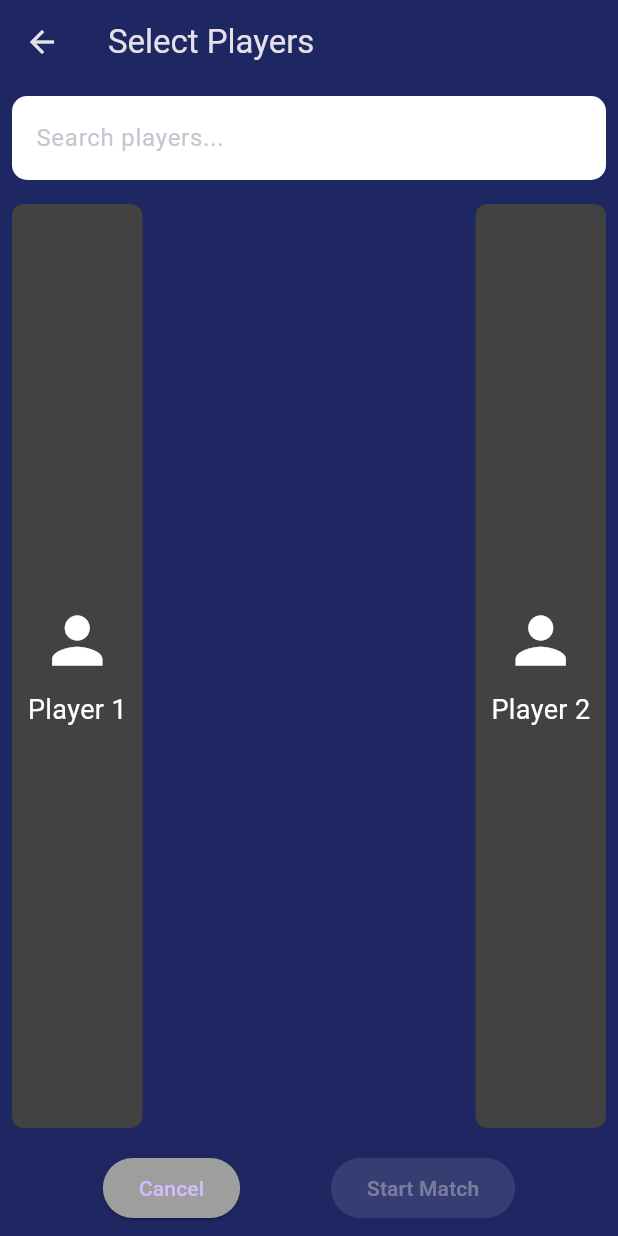
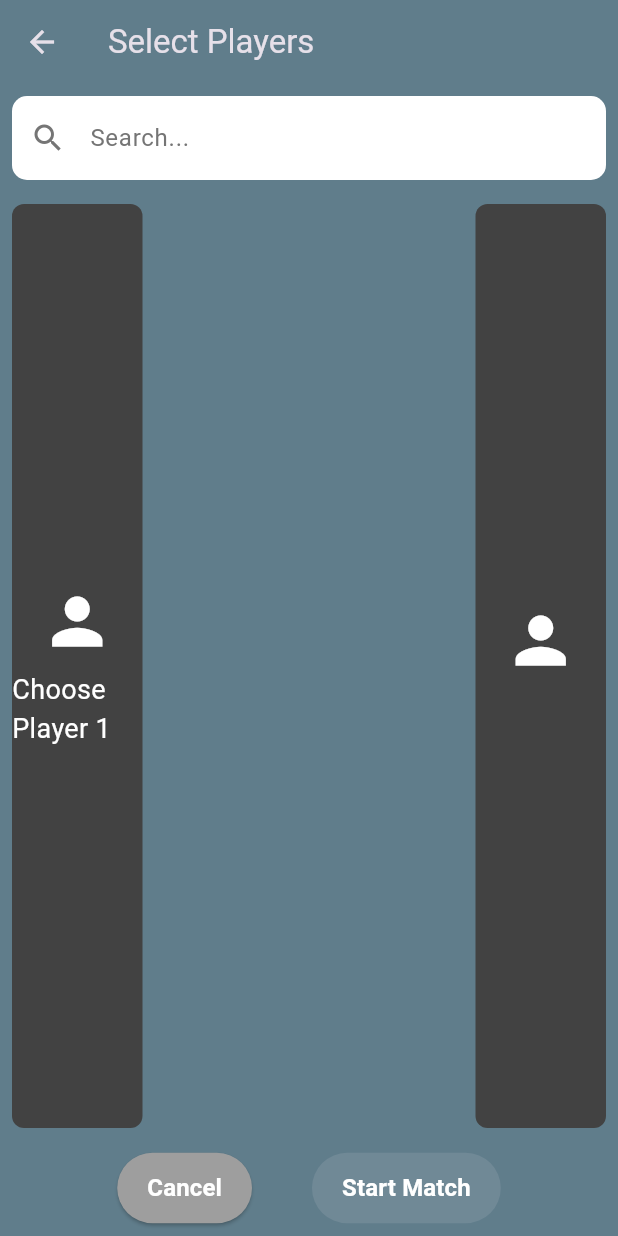
Before and after one commit to Adrw324/danggoo, a Flutter app: the PlayerSelectionScreen screen opened by its route, on a phone screen of 412 x 824 dp. Run offline on Flutter 3.47's test engine with Material 3 defaults, Android fonts, the phone set to English and light mode, and no system bars; our stand-ins replace shared_preferences; missing offline and left inert: flutter_ffmpeg, media_kit, media_kit_video, soundpool; accounts and stored records are empty; network calls fail.

Commit message:
working on colors

```diff
--- a/lib/playerSelection.dart
+++ b/lib/playerSelection.dart
@@ -92,7 +92,7 @@
   @override
   Widget build(BuildContext context) {
     return Scaffold(
-      backgroundColor: Color(0xFF1E2761),
+      backgroundColor: Colors.blueGrey,
       appBar: AppBar(
         title: Text('Select Players'),
         backgroundColor: Colors.transparent,
@@ -125,14 +125,17 @@
       padding: const EdgeInsets.all(8.0),
       child: TextField(
         controller: _searchController,
+        style: TextStyle(color: Colors.black), // 입력 텍스트 색상
         decoration: InputDecoration(
-          hintText: 'Search players...',
+          hintText: 'Search...',
+          hintStyle: TextStyle(color: Colors.grey[600]), // 힌트 텍스트 색상
           fillColor: Colors.white,
           filled: true,
           border: OutlineInputBorder(
             borderRadius: BorderRadius.circular(10),
             borderSide: BorderSide.none,
           ),
+          prefixIcon: Icon(Icons.search, color: Colors.grey[600]), // 검색 아이콘 추가
         ),
         onChanged: (value) {
           _searchPlayers(value);
@@ -173,10 +176,23 @@
   }
 
   Widget _buildPlayerSlot(int slotNumber, GamePlayer? selectedPlayer) {
+    String slotText;
+    if (selectedPlayer == null) {
+      if (slotNumber == 1 && player1 == null) {
+        slotText = 'Choose Player 1';
+      } else if (slotNumber == 2 && player1 != null) {
+        slotText = 'Choose Player 2';
+      } else {
+        slotText = '';
+      }
+    } else {
+      slotText = selectedPlayer.firstName;
+    }
+
     return Container(
       margin: EdgeInsets.all(8),
       decoration: BoxDecoration(
-        color: selectedPlayer != null ? Colors.green : Colors.grey[800],
+        color: selectedPlayer != null ? Colors.cyan : Colors.grey[800],
         borderRadius: BorderRadius.circular(8),
       ),
       child: Column(
@@ -185,7 +201,7 @@
           Icon(Icons.person, size: 50, color: Colors.white),
           SizedBox(height: 8),
           Text(
-            selectedPlayer?.firstName ?? 'Player $slotNumber',
+            slotText,
             style: TextStyle(color: Colors.white, fontSize: 18),
           ),
           if (selectedPlayer != null) ...[
@@ -250,19 +266,45 @@
     return Padding(
       padding: const EdgeInsets.all(8.0),
       child: Row(
-        mainAxisAlignment: MainAxisAlignment.spaceEvenly,
+        mainAxisAlignment: MainAxisAlignment.center,
         children: [
-          ElevatedButton(
-            child: Text('Cancel'),
-            onPressed: () => Navigator.pop(context),
-            style: ElevatedButton.styleFrom(backgroundColor: Colors.grey),
+          Padding(
+            padding: const EdgeInsets.fromLTRB(20, 0, 20, 0),
+            child: ElevatedButton(
+              child: Text(
+                'Cancel',
+                style: TextStyle(
+                  color: Colors.white,
+                  fontWeight: FontWeight.bold,
+                  fontSize: 16,
+                ),
+              ),
+              onPressed: () => Navigator.pop(context),
+              style: ElevatedButton.styleFrom(
+                backgroundColor: Colors.grey,
+                padding: EdgeInsets.symmetric(horizontal: 20, vertical: 12),
+              ),
+            ),
           ),
-          ElevatedButton(
-            child: Text('Start Match'),
-            onPressed: player1 != null && player2 != null
-                ? () => _startMatch(context)
-                : null,
-            style: ElevatedButton.styleFrom(backgroundColor: Colors.orange),
+          Padding(
+            padding: const EdgeInsets.fromLTRB(20, 0, 20, 0),
+            child: ElevatedButton(
+              child: Text(
+                'Start Match',
+                style: TextStyle(
+                  color: Colors.white,
+                  fontWeight: FontWeight.bold,
+                  fontSize: 16,
+                ),
+              ),
+              onPressed: player1 != null && player2 != null
+                  ? () => _startMatch(context)
+                  : null,
+              style: ElevatedButton.styleFrom(
+                backgroundColor: Colors.orange,
+                padding: EdgeInsets.symmetric(horizontal: 20, vertical: 12),
+              ),
+            ),
           ),
         ],
       ),
```
Also changed, not shown: lib/match.dart (+117 -57 lines).
